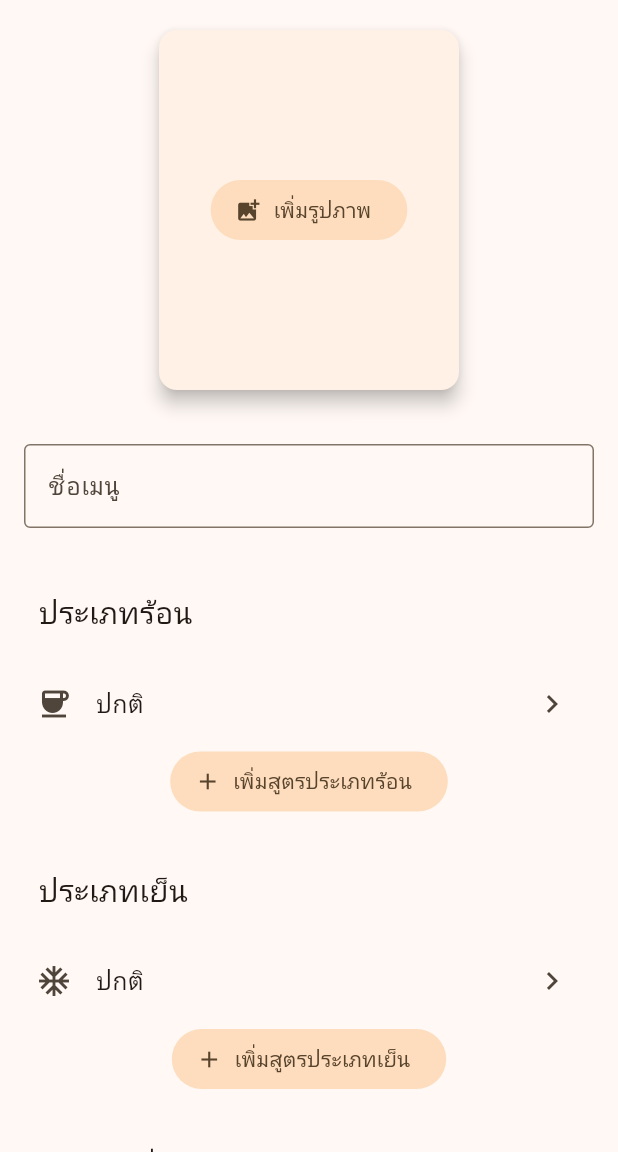
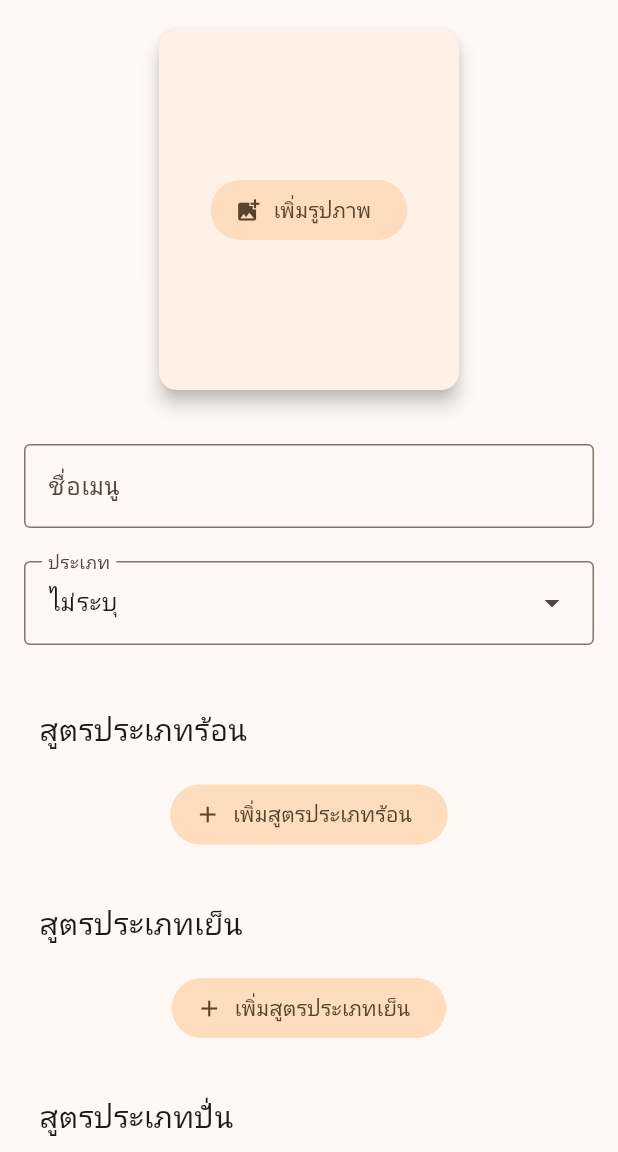
Before and after one commit to chaww/recipes_book, a Flutter app: the EditMenuView screen opened directly, on a phone screen of 412 x 824 dp, the part 84-1236 px from its top. Run offline on Flutter 3.47's test engine with Material 3 defaults, Android fonts, the phone set to English and light mode, and no system bars; our stand-ins replace bloc, equatable, flutter_bloc, image_picker, rxdart, shared_preferences; accounts and stored records are empty; generated files the repository leaves out were written again.

Commit message:
edit_menu view implement Bloc

```diff
--- a/lib/views/edit_menu/bloc/edit_menu_event.dart
+++ b/lib/views/edit_menu/bloc/edit_menu_event.dart
@@ -15,3 +15,29 @@ class AddRecipe extends EditMenuEvent {
   @override
   List<Object> get props => [recipe];
 }
+
+class ShowDisplayPickImageDialog extends EditMenuEvent {
+  const ShowDisplayPickImageDialog();
+}
+
+class ImageDelete extends EditMenuEvent {
+  const ImageDelete();
+}
+
+class NameChange extends EditMenuEvent {
+  const NameChange(this.name);
+
+  final String name;
+
+  @override
+  List<Object> get props => [name];
+}
+
+class CategoryChange extends EditMenuEvent {
+  const CategoryChange(this.category);
+
+  final String category;
+
+  @override
+  List<Object> get props => [category];
+}
--- a/lib/views/edit_menu/bloc/edit_menu_state.dart
+++ b/lib/views/edit_menu/bloc/edit_menu_state.dart
@@ -5,15 +5,56 @@ enum EditMenuStatus { initial, loading, success, failure }
 class EditMenuState extends Equatable {
   const EditMenuState({
     this.status = EditMenuStatus.initial,
+    this.categoryList = const ['ไม่ระบุ', 'ชา', 'กาแฟ'],
+    this.imagePath = '',
+    this.name = '',
+    this.category = '',
+    this.recipeHot = const [],
+    this.recipeIce = const [],
+    this.recipeFrappe = const [],
   });
 
   final EditMenuStatus status;
+  final List<String> categoryList;
 
   final String imagePath;
   final String name;
   final String category;
-  final List<List<Recipe>> recipeCollection;
+  final List<Recipe> recipeHot;
+  final List<Recipe> recipeIce;
+  final List<Recipe> recipeFrappe;
+
+  EditMenuState copyWith({
+    EditMenuStatus Function()? status,
+    List<String> Function()? categoryList,
+    String Function()? imagePath,
+    String Function()? name,
+    String Function()? category,
+    List<Recipe> Function()? recipeHot,
+    List<Recipe> Function()? recipeIce,
+    List<Recipe> Function()? recipeFrappe,
+  }) {
+    return EditMenuState(
+      status: status != null ? status() : this.status,
+      categoryList: categoryList != null ? categoryList() : this.categoryList,
+      imagePath: imagePath != null ? imagePath() : this.imagePath,
+      name: name != null ? name() : this.name,
+      category: category != null ? category() : this.category,
+      recipeHot: recipeHot != null ? recipeHot() : this.recipeHot,
+      recipeIce: recipeIce != null ? recipeIce() : this.recipeIce,
+      recipeFrappe: recipeFrappe != null ? recipeFrappe() : this.recipeFrappe,
+    );
+  }
 
   @override
-  List<Object> get props => [status];
+  List<Object> get props => [
+        status,
+        categoryList,
+        imagePath,
+        name,
+        category,
+        recipeHot,
+        recipeIce,
+        recipeFrappe,
+      ];
 }
--- a/lib/views/edit_menu/view/edit_menu_view.dart
+++ b/lib/views/edit_menu/view/edit_menu_view.dart
@@ -24,7 +24,9 @@ class EditMenuPage extends StatelessWidget {
     return MultiBlocProvider(
       providers: [
         BlocProvider(
-          create: (context) => EditMenuBloc(),
+          create: (context) => EditMenuBloc(
+            recipesRepository: context.read<RecipesRepository>(),
+          ),
         ),
         BlocProvider(
           create: (context) => EditRecipeBloc(
--- a/lib/views/edit_menu/widgets/image_section.dart
+++ b/lib/views/edit_menu/widgets/image_section.dart
@@ -1,6 +1,8 @@
 import 'dart:io';
 
 import 'package:flutter/material.dart';
+import 'package:flutter_bloc/flutter_bloc.dart';
+import 'package:recipes_book/views/edit_menu/bloc/edit_menu_bloc.dart';
 
 class ImageSection extends StatelessWidget {
   const ImageSection({super.key});
@@ -8,8 +10,8 @@ class ImageSection extends StatelessWidget {
   @override
   Widget build(BuildContext context) {
     const imageSize = 200;
-    // final imagePath = context.watch<EditRecipeBloc>().state.imagePath;
-    final imagePath = '';
+    final imagePath = context.watch<EditMenuBloc>().state.imagePath;
+    // final imagePath = '';
     return Column(
       children: [
         Card(
@@ -31,7 +33,7 @@ class ImageSection extends StatelessWidget {
                 mainAxisAlignment: MainAxisAlignment.center,
                 crossAxisAlignment: CrossAxisAlignment.center,
                 children: [
-                  // if (path != '')
+                  // if (imagePath != '')
                   //   FilledButton.tonalIcon(
                   //     onPressed: () async {
                   //       // await displayPickImageDialog();
@@ -41,9 +43,9 @@ class ImageSection extends StatelessWidget {
                   //   ),
                   FilledButton.tonalIcon(
                     onPressed: () async {
-                      // context
-                      //     .read<EditRecipeBloc>()
-                      //     .add(const ShowDisplayPickImageDialog());
+                      context
+                          .read<EditMenuBloc>()
+                          .add(const ShowDisplayPickImageDialog());
                     },
                     icon: Icon(imagePath == ''
                         ? Icons.add_photo_alternate
@@ -54,7 +56,7 @@ class ImageSection extends StatelessWidget {
                   if (imagePath != '')
                     FilledButton.tonalIcon(
                       onPressed: () {
-                        // context.read<EditRecipeBloc>().add(const ImageDelete());
+                        context.read<EditMenuBloc>().add(const ImageDelete());
                       },
                       icon: Icon(Icons.delete_forever),
                       label: Text('ลบรูปภาพ'),
--- a/lib/views/edit_menu/widgets/menu_section.dart
+++ b/lib/views/edit_menu/widgets/menu_section.dart
@@ -1,4 +1,6 @@
 import 'package:flutter/material.dart';
+import 'package:flutter_bloc/flutter_bloc.dart';
+import 'package:recipes_book/views/edit_menu/bloc/edit_menu_bloc.dart';
 import 'package:recipes_book/views/edit_menu/widgets/widgets.dart';
 
 class MenuSection extends StatelessWidget {
@@ -6,23 +8,54 @@ class MenuSection extends StatelessWidget {
 
   @override
   Widget build(BuildContext context) {
+    final state = context.watch<EditMenuBloc>().state;
+
     return Padding(
       padding: EdgeInsets.all(16),
       child: Column(
         children: [
-          ImageSection(),
-          SizedBox(height: 32),
+          const ImageSection(),
+          const SizedBox(height: 32),
           TextFormField(
-            initialValue: '',
-            onChanged: (value) {},
+            initialValue: state.name,
+            onChanged: (value) {
+              context.read<EditMenuBloc>().add(NameChange(value));
+            },
             decoration: const InputDecoration(
               border: OutlineInputBorder(),
               labelText: 'ชื่อเมนู',
               floatingLabelStyle: TextStyle(fontSize: 22),
             ),
           ),
+          const SizedBox(height: 22),
+          const DropdownCategory(),
         ],
       ),
     );
   }
 }
+
+class DropdownCategory extends StatelessWidget {
+  const DropdownCategory({
+    super.key,
+  });
+
+  @override
+  Widget build(BuildContext context) {
+    final state = context.read<EditMenuBloc>().state;
+
+    return LayoutBuilder(
+      builder: (context, constraints) => DropdownMenu(
+        width: constraints.maxWidth,
+        initialSelection: state.categoryList.first,
+        label: const Text('ประเภท'),
+        onSelected: (category) {
+          context.read<EditMenuBloc>().add(CategoryChange(category.toString()));
+        },
+        dropdownMenuEntries: state.categoryList
+            .map((e) => DropdownMenuEntry(value: e, label: e))
+            .toList(),
+      ),
+    );
+  }
+}
--- a/lib/views/edit_menu/widgets/options_section.dart
+++ b/lib/views/edit_menu/widgets/options_section.dart
@@ -1,3 +1,5 @@
+import 'dart:async';
+
 import 'package:flutter/material.dart';
 import 'package:flutter_bloc/flutter_bloc.dart';
 import 'package:recipes_book/views/edit_menu/bloc/edit_menu_bloc.dart';
@@ -9,32 +11,34 @@ class OptionsSection extends StatelessWidget {
 
   @override
   Widget build(BuildContext context) {
+    final state = context.watch<EditMenuBloc>().state;
     return Padding(
       padding: EdgeInsets.all(8),
       child: Column(
         children: [
           Column(
-            children: [
+            children: <Widget>[
               Container(
                 // decoration: BoxDecoration(color: Colors.amber),
                 width: double.infinity,
                 child: const Padding(
                   padding: EdgeInsets.all(18),
                   child: Text(
-                    'ประเภทร้อน',
+                    'สูตรประเภทร้อน',
                     style: TextStyle(fontSize: 20),
                   ),
                 ),
               ),
-              ListTile(
+              ...state.recipeHot.map(
+                (recipe) => ListTile(
                   leading: Icon(Icons.coffee),
-                title: Text('ปกติ'),
+                  title: Text(recipe.optionName),
+                  trailing: Icon(Icons.navigate_next),
                   onTap: () {},
-                trailing: Icon(Icons.navigate_next),
+                ),
               ),
               FilledButton.tonalIcon(
                 onPressed: () {
-                  context.read<EditRecipeBloc>().add(const InitialState(null));
                   Navigator.of(context).push(
                     EditRecipePage.route(
                       editMenuBloc: context.read<EditMenuBloc>(),
@@ -55,25 +59,27 @@ class OptionsSection extends StatelessWidget {
                 child: const Padding(
                   padding: EdgeInsets.all(18),
                   child: Text(
-                    'ประเภทเย็น',
+                    'สูตรประเภทเย็น',
                     style: TextStyle(fontSize: 20),
                   ),
                 ),
               ),
-              ListTile(
+              ...state.recipeIce.map(
+                (recipe) => ListTile(
                   leading: Icon(Icons.ac_unit),
-                title: Text('ปกติ'),
-                onTap: () {
-                  // Navigator.of(context).push(EditRecipePage.route());
-                },
+                  title: Text(recipe.optionName),
                   trailing: Icon(Icons.navigate_next),
+                  onTap: () {},
+                ),
               ),
               FilledButton.tonalIcon(
-                onPressed: () => showDialog<String>(
-                  barrierDismissible: false,
-                  context: context,
-                  builder: (_) => Text('data'),
+                onPressed: () {
+                  Navigator.of(context).push(
+                    EditRecipePage.route(
+                      editMenuBloc: context.read<EditMenuBloc>(),
                     ),
+                  );
+                },
                 icon: const Icon(Icons.add),
                 label: Text('เพิ่มสูตรประเภทเย็น'),
               ),
@@ -88,25 +94,27 @@ class OptionsSection extends StatelessWidget {
                 child: const Padding(
                   padding: EdgeInsets.all(18),
                   child: Text(
-                    'ประเภทปั่น',
+                    'สูตรประเภทปั่น',
                     style: TextStyle(fontSize: 20),
                   ),
                 ),
               ),
-              ListTile(
+              ...state.recipeFrappe.map(
+                (recipe) => ListTile(
                   leading: Icon(Icons.cyclone),
-                title: Text('ปกติ'),
-                onTap: () {
-                  // Navigator.of(context).push(EditRecipePage.route());
-                },
+                  title: Text(recipe.optionName),
                   trailing: Icon(Icons.navigate_next),
+                  onTap: () {},
+                ),
               ),
               FilledButton.tonalIcon(
-                onPressed: () => showDialog<String>(
-                  barrierDismissible: false,
-                  context: context,
-                  builder: (_) => Text('data'),
+                onPressed: () {
+                  Navigator.of(context).push(
+                    EditRecipePage.route(
+                      editMenuBloc: context.read<EditMenuBloc>(),
                     ),
+                  );
+                },
                 icon: const Icon(Icons.add),
                 label: Text('เพิ่มสูตรประเภทปั่น'),
               ),
```
Also changed, not shown: lib/views/edit_menu/bloc/edit_menu_bloc.dart (+68 -7 lines). Lines whose indentation alone changed are shown as unchanged.
